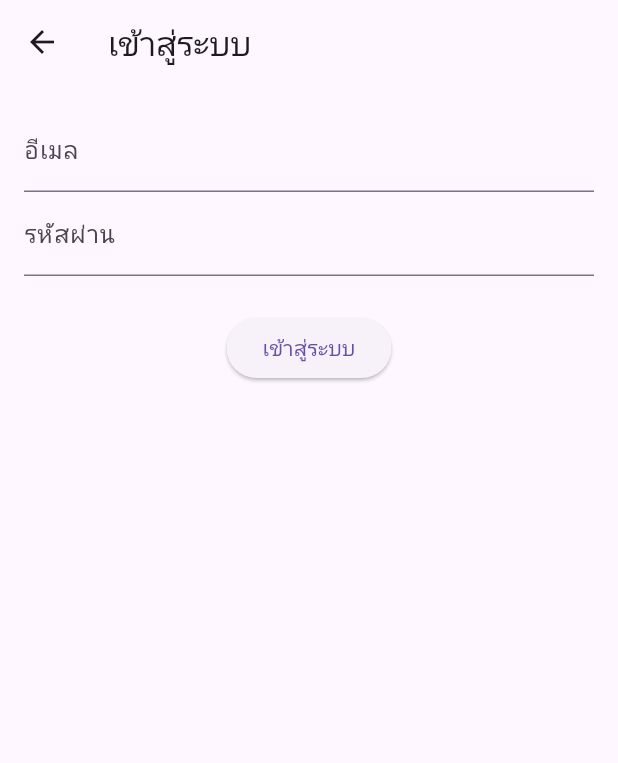
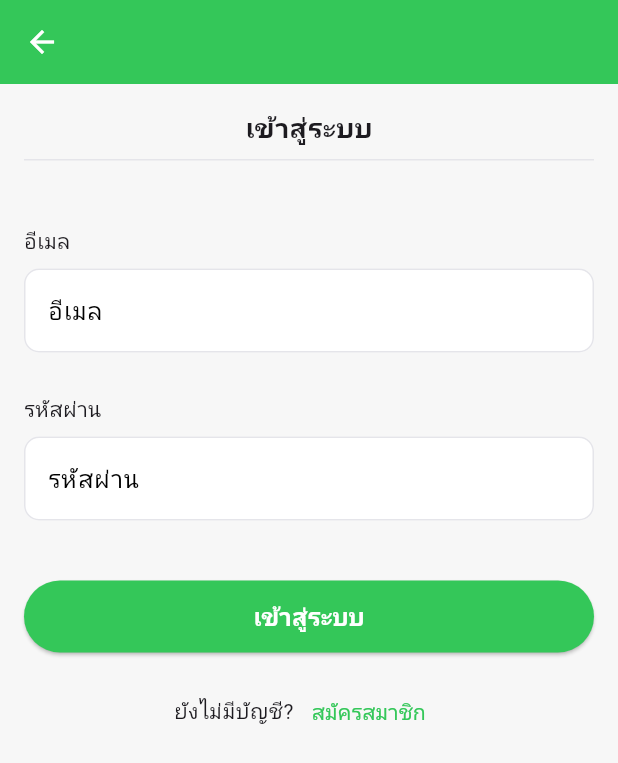
Before and after one commit to Pasin6540205074/KU_Delivery, a Flutter app: the screen it shows after launch, after a tap on "เข้าสู่ระบบ", on a phone screen of 412 x 824 dp. Shown: the top 763 px of the screen. Run offline on Flutter 3.47's test engine with Material 3 defaults, Android fonts, the phone set to English and light mode, and no system bars; our stand-ins replace awesome_dialog, flutter_svg, google_fonts, google_sign_in, shared_preferences; network calls fail.

Commit message:
Update LoginPage.dart

```diff
--- a/lib/pages/LoginPage.dart
+++ b/lib/pages/LoginPage.dart
@@ -1,7 +1,7 @@
 import 'dart:convert';
 import 'package:flutter/material.dart';
 import 'package:http/http.dart' as http;
-import 'package:shared_preferences/shared_preferences.dart'; // 👈 เพิ่ม
+import 'package:shared_preferences/shared_preferences.dart';
 
 class LoginPage extends StatefulWidget {
   const LoginPage({super.key});
@@ -15,7 +15,6 @@ class _LoginPageState extends State<LoginPage> {
 
   Future<void> _loginUser() async {
     final url = Uri.parse('http://10.0.2.2:4000/api/login');
-
     final response = await http.post(
       url,
       headers: {'Content-Type': 'application/json'},
@@ -24,60 +23,143 @@ class _LoginPageState extends State<LoginPage> {
         'password': _passwordController.text,
       }),
     );
-
-  print('STATUS: ${response.statusCode}');
-  print('BODY: ${response.body}');
-
     final resBody = jsonDecode(response.body);
-
     if (response.statusCode == 200) {
       final prefs = await SharedPreferences.getInstance();
       await prefs.setString('token', resBody['token']);
       await prefs.setString('user', jsonEncode(resBody['user']));
-
       ScaffoldMessenger.of(context).showSnackBar(
-      SnackBar(content: Text('ยินดีต้อนรับ ${resBody['user']['display_name']}')),
+        SnackBar(
+          content: Text('ยินดีต้อนรับ ${resBody['user']['display_name']}'),
+        ),
       );
-
       Navigator.pushReplacementNamed(context, '/main');
     } else {
-    // ✅ ล้าง token ที่อาจจะค้างจากรอบก่อน
       final prefs = await SharedPreferences.getInstance();
       await prefs.remove('token');
       await prefs.remove('user');
-
       ScaffoldMessenger.of(context).showSnackBar(
         SnackBar(content: Text('เข้าสู่ระบบไม่สำเร็จ: ${resBody['message']}')),
       );
     }
   }
 
-
   @override
   Widget build(BuildContext context) {
     return Scaffold(
-      appBar: AppBar(title: const Text('เข้าสู่ระบบ')),
-      body: Padding(
-        padding: const EdgeInsets.all(16),
+      backgroundColor: const Color(0xFFF7F7F7),
+      appBar: AppBar(
+        leading: IconButton(
+          icon: const Icon(Icons.arrow_back, color: Colors.white),
+          onPressed: () => Navigator.pop(context),
+        ),
+        backgroundColor: const Color(0xFF34C759),
+        elevation: 0,
+        // title: const Text('เข้าสู่ระบบ', style: TextStyle(color: Colors.white)),
+        centerTitle: true,
+      ),
+      body: SingleChildScrollView(
+        padding: const EdgeInsets.all(16.0),
+        child: Column(
+          crossAxisAlignment: CrossAxisAlignment.start,
+          children: [
+            Center(
               child: Column(
                 children: [
-            TextField(
-              controller: _emailController,
-              decoration: const InputDecoration(labelText: 'อีเมล'),
+                  const Text(
+                    'เข้าสู่ระบบ',
+                    style: TextStyle(fontSize: 18, fontWeight: FontWeight.bold),
                   ),
-            TextField(
-              controller: _passwordController,
-              obscureText: true,
-              decoration: const InputDecoration(labelText: 'รหัสผ่าน'),
+                  const SizedBox(height: 8),
+                  Container(
+                    height: 1,
+                    width: double.infinity,
+                    color: const Color(0xFFE5E5EA),
                   ),
+                ],
+              ),
+            ),
+            const SizedBox(height: 32),
+            _buildLabel('อีเมล'),
+            _buildTextField(_emailController, 'อีเมล', false),
+            _buildLabel('รหัสผ่าน'),
+            _buildTextField(_passwordController, 'รหัสผ่าน', true),
             const SizedBox(height: 24),
-            ElevatedButton(
+            SizedBox(
+              width: double.infinity,
+              height: 48,
+              child: ElevatedButton(
+                style: ElevatedButton.styleFrom(
+                  backgroundColor: const Color(0xFF34C759),
+                  shape: RoundedRectangleBorder(
+                    borderRadius: BorderRadius.circular(24),
+                  ),
+                ),
                 onPressed: _loginUser,
-              child: const Text('เข้าสู่ระบบ'),
+                child: const Text(
+                  'เข้าสู่ระบบ',
+                  style: TextStyle(
+                    fontSize: 16,
+                    fontWeight: FontWeight.bold,
+                    color: Colors.white,
+                  ),
+                ),
+              ),
+            ),
+            const SizedBox(height: 16),
+            Row(
+              mainAxisAlignment: MainAxisAlignment.center,
+              children: [
+                const Text('ยังไม่มีบัญชี?'),
+                TextButton(
+                  onPressed: () {
+                    Navigator.pushReplacementNamed(context, '/register');
+                  },
+                  child: const Text(
+                    'สมัครสมาชิก',
+                    style: TextStyle(color: Color(0xFF34C759)),
+                  ),
+                ),
+              ],
             ),
           ],
         ),
       ),
     );
   }
+
+  Widget _buildLabel(String text) {
+    return Padding(
+      padding: const EdgeInsets.only(top: 12, bottom: 8),
+      child: Text(text, style: const TextStyle(fontSize: 14)),
+    );
   }
+
+  Widget _buildTextField(
+    TextEditingController controller,
+    String label,
+    bool obscureText,
+  ) {
+    return Padding(
+      padding: const EdgeInsets.only(bottom: 16.0),
+      child: TextFormField(
+        controller: controller,
+        obscureText: obscureText,
+        decoration: InputDecoration(
+          labelText: label,
+          labelStyle: const TextStyle(color: Colors.black),
+          filled: true,
+          fillColor: Colors.white,
+          enabledBorder: OutlineInputBorder(
+            borderSide: const BorderSide(color: Color(0xFFE5E5EA)),
+            borderRadius: BorderRadius.circular(10),
+          ),
+          focusedBorder: OutlineInputBorder(
+            borderSide: const BorderSide(color: Color(0xFF34C759), width: 2),
+            borderRadius: BorderRadius.circular(10),
+          ),
+        ),
+      ),
+    );
+  }
+}
```
Lines whose indentation alone changed are shown as unchanged.
